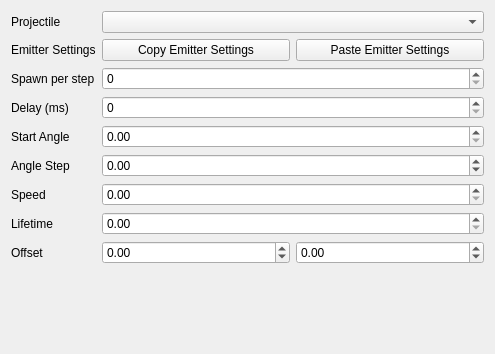
Qt form tools/def_editor/ui/emittersettings.ui (aleios/SpaceProjectDreamcast) before a commit.
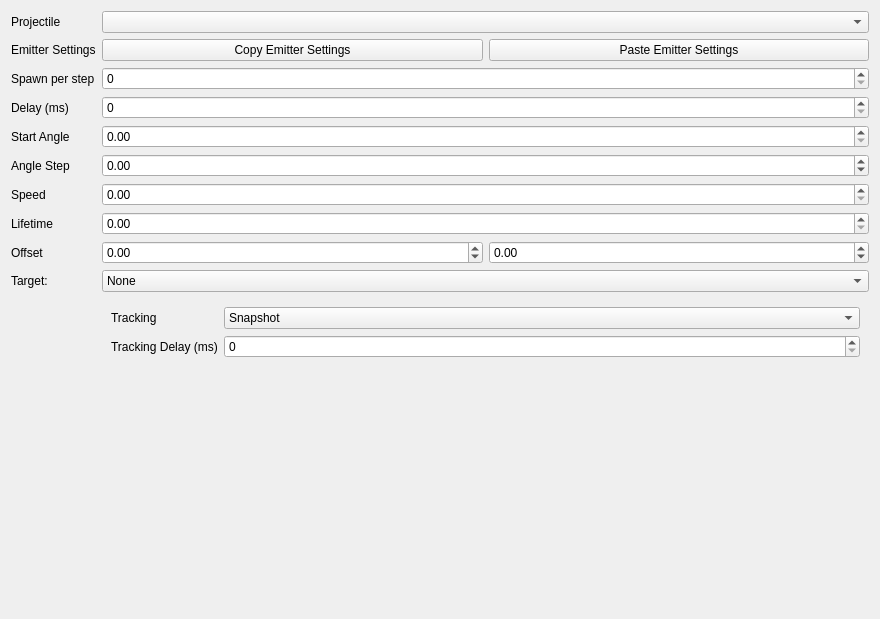
The same form after that commit. Custom widgets are drawn as their Qt base class.

Commit message: fix: Python path hell feat: Add basic target tracking option for projectiles. feat: Add UI options for target tracking. feat: Basic entity ID system

```diff
--- a/tools/def_editor/ui/emittersettings.ui
+++ b/tools/def_editor/ui/emittersettings.ui
@@ -6,8 +6,8 @@
    <rect>
     <x>0</x>
     <y>0</y>
-    <width>495</width>
-    <height>354</height>
+    <width>880</width>
+    <height>619</height>
    </rect>
   </property>
   <property name="windowTitle">
@@ -170,6 +170,114 @@
      </item>
     </layout>
    </item>
+   <item row="9" column="0">
+    <widget class="QLabel" name="label_6">
+     <property name="text">
+      <string>Target:</string>
+     </property>
+    </widget>
+   </item>
+   <item row="9" column="1">
+    <widget class="QComboBox" name="cbTarget">
+     <property name="sizePolicy">
+      <sizepolicy hsizetype="MinimumExpanding" vsizetype="Fixed">
+       <horstretch>0</horstretch>
+       <verstretch>0</verstretch>
+      </sizepolicy>
+     </property>
+     <item>
+      <property name="text">
+       <string>None</string>
+      </property>
+     </item>
+     <item>
+      <property name="text">
+       <string>Nearest</string>
+      </property>
+     </item>
+     <item>
+      <property name="text">
+       <string>Strongest</string>
+      </property>
+     </item>
+    </widget>
+   </item>
+   <item row="10" column="1">
+    <widget class="QStackedWidget" name="targetStack">
+     <property name="sizePolicy">
+      <sizepolicy hsizetype="Preferred" vsizetype="Minimum">
+       <horstretch>0</horstretch>
+       <verstretch>0</verstretch>
+      </sizepolicy>
+     </property>
+     <property name="currentIndex">
+      <number>1</number>
+     </property>
+     <widget class="QWidget" name="page_2"/>
+     <widget class="QWidget" name="page">
+      <layout class="QFormLayout" name="formLayout_2">
+       <item row="0" column="0">
+        <widget class="QLabel" name="label_11">
+         <property name="sizePolicy">
+          <sizepolicy hsizetype="Fixed" vsizetype="Preferred">
+           <horstretch>0</horstretch>
+           <verstretch>0</verstretch>
+          </sizepolicy>
+         </property>
+         <property name="text">
+          <string>Tracking</string>
+         </property>
+        </widget>
+       </item>
+       <item row="0" column="1">
+        <widget class="QComboBox" name="cbTracking">
+         <property name="sizePolicy">
+          <sizepolicy hsizetype="MinimumExpanding" vsizetype="Fixed">
+           <horstretch>0</horstretch>
+           <verstretch>0</verstretch>
+          </sizepolicy>
+         </property>
+         <item>
+          <property name="text">
+           <string>Snapshot</string>
+          </property>
+         </item>
+         <item>
+          <property name="text">
+           <string>Acquire Once</string>
+          </property>
+         </item>
+         <item>
+          <property name="text">
+           <string>Continuous</string>
+          </property>
+         </item>
+        </widget>
+       </item>
+       <item row="1" column="0">
+        <widget class="QLabel" name="label_12">
+         <property name="sizePolicy">
+          <sizepolicy hsizetype="Fixed" vsizetype="Preferred">
+           <horstretch>0</horstretch>
+           <verstretch>0</verstretch>
+          </sizepolicy>
+         </property>
+         <property name="text">
+          <string>Tracking Delay (ms)</string>
+         </property>
+        </widget>
+       </item>
+       <item row="1" column="1">
+        <widget class="QSpinBox" name="sbTrackingDelay">
+         <property name="maximum">
+          <number>100000</number>
+         </property>
+        </widget>
+       </item>
+      </layout>
+     </widget>
+    </widget>
+   </item>
   </layout>
  </widget>
  <customwidgets>
```
The commit also changes 26 other files.
